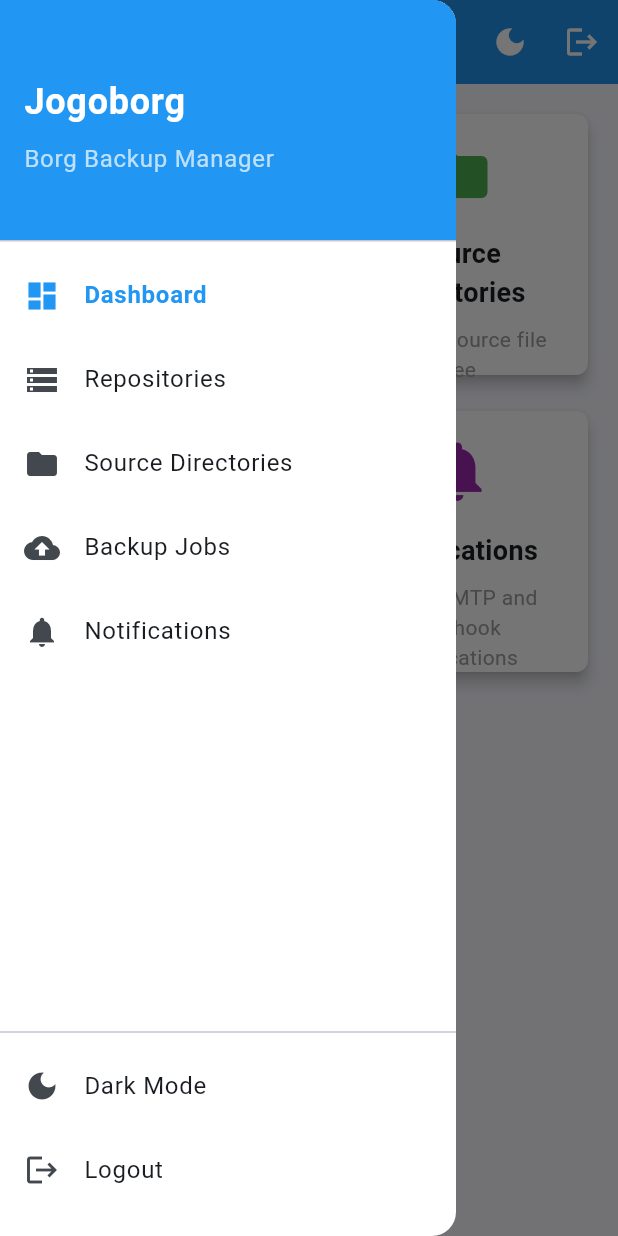
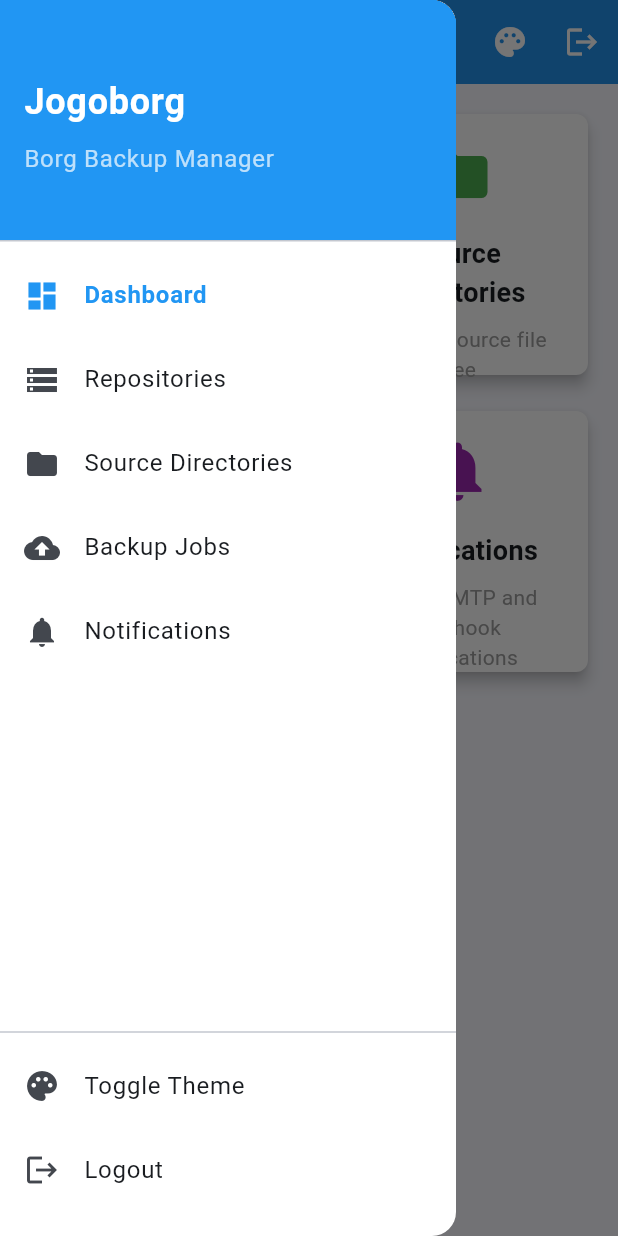
Before and after one commit to jogojapan/jogoborg, a Flutter app: the DashboardScreen screen opened by its route, with the side drawer open, on a phone screen of 412 x 824 dp. Run offline on Flutter 3.47's test engine with Material 3 defaults, Android fonts, the phone set to English and light mode, and no system bars; our stand-ins replace flutter_secure_storage, go_router, shared_preferences; missing offline and left inert: dart:html; accounts and stored records are empty.

Commit message:
Trying to fix dark/light switching issues. Can't get it to work yet.

```diff
--- a/lib/screens/dashboard_screen.dart
+++ b/lib/screens/dashboard_screen.dart
@@ -2,8 +2,8 @@ import 'package:flutter/material.dart';
 import 'package:go_router/go_router.dart';
 import 'package:provider/provider.dart';
 import '../services/auth_service.dart';
+import '../services/theme_service.dart';
 import '../widgets/app_drawer.dart';
-import '../widgets/jogoborg_app_bar.dart';
 
 class DashboardScreen extends StatelessWidget {
   const DashboardScreen({super.key});
@@ -11,7 +11,34 @@ class DashboardScreen extends StatelessWidget {
   @override
   Widget build(BuildContext context) {
     return Scaffold(
-      appBar: const JogoborgAppBar(title: 'Jogoborg Dashboard'),
+      appBar: AppBar(
+        title: const Text('Jogoborg Dashboard'),
+        actions: [
+          IconButton(
+            icon: const Icon(Icons.palette),
+            onPressed: () {
+              try {
+                print('Dashboard theme toggle tapped');
+                final themeService = context.read<ThemeService>();
+                print('Dashboard current theme: ${themeService.themeMode}');
+                themeService.toggleTheme();
+                print('Dashboard new theme: ${themeService.themeMode}');
+              } catch (e) {
+                print('Dashboard theme toggle error: $e');
+              }
+            },
+          ),
+          IconButton(
+            icon: const Icon(Icons.logout),
+            onPressed: () async {
+              await context.read<AuthService>().logout();
+              if (context.mounted) {
+                context.go('/login');
+              }
+            },
+          ),
+        ],
+      ),
       drawer: const AppDrawer(),
       body: Padding(
         padding: const EdgeInsets.all(16),
--- a/lib/services/theme_service.dart
+++ b/lib/services/theme_service.dart
@@ -20,21 +20,35 @@ class ThemeService extends ChangeNotifier {
       _themeMode = isDark ? ThemeMode.dark : ThemeMode.light;
       notifyListeners();
     } catch (e) {
+      print('Theme loading error: $e');
       // If loading fails, keep default light mode
     }
   }
 
-  Future<void> toggleTheme() async {
-    _themeMode = _themeMode == ThemeMode.light ? ThemeMode.dark : ThemeMode.light;
+  void toggleTheme() {
+    print('toggleTheme called, current mode: $_themeMode');
+    try {
+      _themeMode = _themeMode == ThemeMode.light ? ThemeMode.dark : ThemeMode.light;
+      print('New theme mode: $_themeMode');
 
+      notifyListeners();
+      print('Theme listeners notified');
+
+      // Save to preferences in background
+      _saveToPreferences();
+    } catch (e) {
+      print('Theme toggle error: $e');
+    }
+  }
+
+  Future<void> _saveToPreferences() async {
     try {
       _prefs ??= await SharedPreferences.getInstance();
       await _prefs!.setBool(_themeKey, _themeMode == ThemeMode.dark);
+      print('Theme saved to preferences');
     } catch (e) {
-      // If saving fails, the theme will still work for this session
+      print('Theme save error: $e');
     }
-
-    notifyListeners();
   }
 
   Future<void> setTheme(ThemeMode mode) async {
@@ -64,8 +78,9 @@ class ThemeService extends ChangeNotifier {
       foregroundColor: Colors.white,
       elevation: 2,
     ),
-    drawerTheme: const DrawerThemeData(
+    drawerTheme: DrawerThemeData(
       backgroundColor: Colors.white,
+      surfaceTintColor: Colors.transparent,
     ),
     cardTheme: CardThemeData(
       elevation: 2,
@@ -99,6 +114,7 @@ class ThemeService extends ChangeNotifier {
     ),
     drawerTheme: DrawerThemeData(
       backgroundColor: Colors.grey[850],
+      surfaceTintColor: Colors.transparent,
     ),
     cardTheme: CardThemeData(
       elevation: 4,
--- a/lib/widgets/app_drawer.dart
+++ b/lib/widgets/app_drawer.dart
@@ -80,19 +80,15 @@ class AppDrawer extends StatelessWidget {
             ),
           ),
           const Divider(),
-          Consumer<ThemeService>(
-            builder: (context, themeService, child) {
-              return ListTile(
-                leading: Icon(
-                  themeService.isDarkMode ? Icons.light_mode : Icons.dark_mode,
-                ),
-                title: Text(
-                  themeService.isDarkMode ? 'Light Mode' : 'Dark Mode',
-                ),
-                onTap: () {
-                  themeService.toggleTheme();
-                },
-              );
+          ListTile(
+            leading: const Icon(Icons.palette),
+            title: const Text('Toggle Theme'),
+            onTap: () {
+              print('Theme toggle tapped');
+              final themeService = context.read<ThemeService>();
+              print('Current theme mode: ${themeService.themeMode}');
+              themeService.toggleTheme();
+              print('New theme mode: ${themeService.themeMode}');
             },
           ),
           ListTile(
```
Also changed, not shown: lib/main.dart (+6 -2 lines), lib/screens/jobs_screen.dart (+14 -4 lines), lib/screens/notifications_screen.dart (+14 -4 lines), lib/screens/repos_screen.dart (+14 -4 lines), lib/screens/sources_screen.dart (+14 -4 lines), 1 other file.
